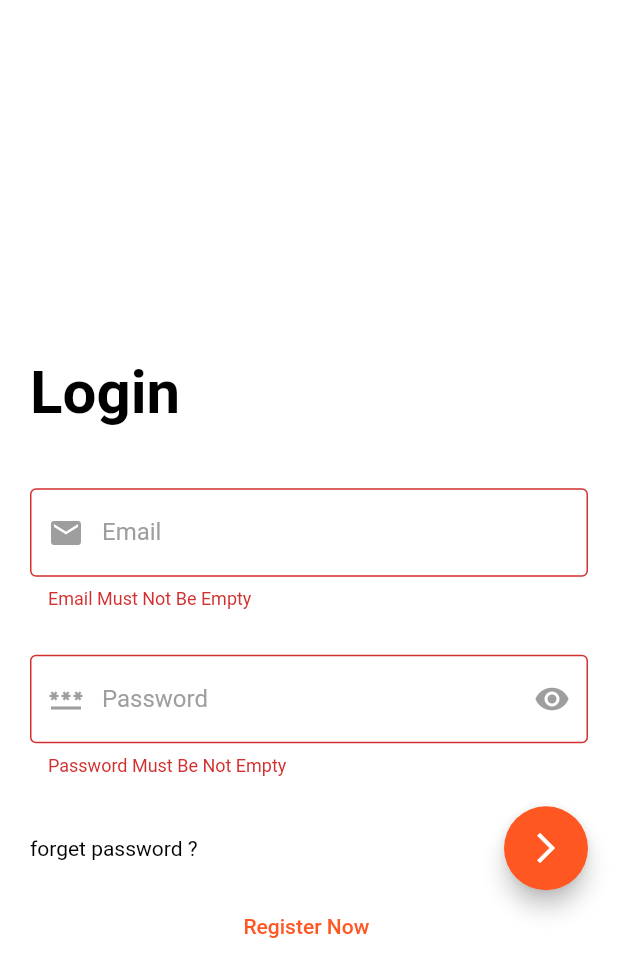
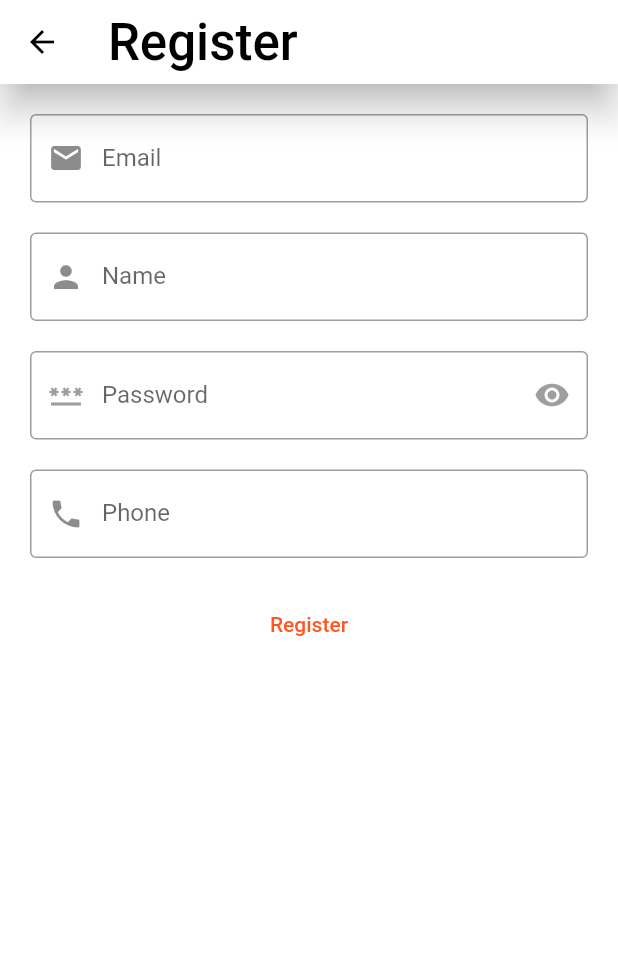
Before and after one commit to h0996g/shop, a Flutter app: the LoginScreen screen opened directly, after a tap on the "arrow forward ios" icon, after a tap on "Register Now", on a phone screen of 412 x 824 dp. Shown: the top 977 px of the screen. Run offline on Flutter 3.47's test engine with Material 2 defaults, Android fonts, the phone set to English and light mode, and no system bars; our stand-ins replace bloc, carousel_slider, conditional_builder_null_safety, dio, flutter_bloc, flutter_hex_color and 3 more; network calls fail.

Commit message:
riglte_wkmltREGISTER_b9at_ELSE_REGISTER

```diff
--- /dev/null
+++ b/lib/Register/cubit_register/register_cubit.dart
@@ -0,0 +1,54 @@
+import 'package:agence/shared/components/constante.dart';
+import 'package:flutter/material.dart';
+import 'package:flutter_bloc/flutter_bloc.dart';
+
+import '../../diohelper/dio_helper.dart';
+import '../../modeles/Loginmodeles.dart';
+
+part 'register_state.dart';
+
+class RegisterCubit extends Cubit<RegisterState> {
+  RegisterCubit() : super(RegisterInitial());
+  static RegisterCubit get(context) => BlocProvider.of(context);
+
+  Icon iconhidden = Icon(Icons.visibility);
+  LoginModel? registerinfomodel;
+
+  void register({
+    required String pass,
+    required String email,
+    required String name,
+    required String phone,
+  }) {
+    emit(ConditionalLodinState());
+    DioHelper.postData(url: REGISTER, data: {
+      'name': name,
+      'phone': phone,
+      'email': email,
+      'password': pass,
+    }).then((value) {
+      print('ook');
+      // print(value.data);
+      registerinfomodel = LoginModel.fromjson(value.data);
+      print(registerinfomodel!.status);
+      print(registerinfomodel!.data!.token);
+      print(registerinfomodel!.data!.email);
+      emit(GoodRegisterState(registerinfomodel!));
+    }).catchError((error) {
+      print(error.toString());
+      emit(BadRegisterState(error));
+    });
+  }
+
+  bool ishidden = true;
+  void showpass() {
+    if (ishidden) {
+      iconhidden = Icon(Icons.visibility_off);
+      ishidden = !ishidden;
+    } else {
+      iconhidden = Icon(Icons.visibility);
+      ishidden = !ishidden;
+    }
+    emit(HiddenRegisterPasswordState());
+  }
+}
--- /dev/null
+++ b/lib/Register/cubit_register/register_state.dart
@@ -0,0 +1,22 @@
+part of 'register_cubit.dart';
+
+@immutable
+abstract class RegisterState {}
+
+class RegisterInitial extends RegisterState {}
+
+class ConditionalLodinState extends RegisterState {}
+
+class HiddenRegisterPasswordState extends RegisterState {}
+
+class GoodRegisterState extends RegisterState {
+  final LoginModel mod;
+
+  GoodRegisterState(this.mod);
+}
+
+class BadRegisterState extends RegisterState {
+  final error;
+
+  BadRegisterState(this.error);
+}
--- /dev/null
+++ b/lib/Register/register.dart
@@ -0,0 +1,162 @@
+import 'package:agence/Register/cubit_register/register_cubit.dart';
+import 'package:agence/shared/components/components.dart';
+import 'package:flutter/material.dart';
+import 'package:flutter_bloc/flutter_bloc.dart';
+import 'package:fluttertoast/fluttertoast.dart';
+
+import '../home/cubitHome/cupit_home.dart';
+import '../home/home.dart';
+import '../login/other/cachhelper.dart';
+import '../shared/components/constante.dart';
+
+class Register extends StatelessWidget {
+  Register({Key? key}) : super(key: key);
+  var emailController = TextEditingController();
+  var nameController = TextEditingController();
+  var passwordController = TextEditingController();
+  var phoneController = TextEditingController();
+  var formKeyy = GlobalKey<FormState>();
+
+  @override
+  Widget build(BuildContext context) {
+    return BlocProvider(
+      create: (BuildContext context) {
+        return RegisterCubit();
+      },
+      child: BlocConsumer<RegisterCubit, RegisterState>(
+        builder: (BuildContext context, state) {
+          return Scaffold(
+            appBar: AppBar(
+                title: Text(
+              'Register',
+              style: Theme.of(context).textTheme.headline4,
+            )),
+            body: Padding(
+              padding: const EdgeInsets.all(20),
+              child: Form(
+                key: formKeyy,
+                child: Column(children: [
+                  defaultForm(
+                      controller: emailController,
+                      type: TextInputType.emailAddress,
+                      valid: (String value) {
+                        if (value.isEmpty) {
+                          return 'Email Must Not Be Empty';
+                        }
+                      },
+                      lable: const Text('Email'),
+                      textInputAction: TextInputAction.next,
+                      prefixIcon: const Icon(Icons.email)),
+                  const SizedBox(
+                    height: 20,
+                  ),
+                  defaultForm(
+                      controller: nameController,
+                      type: TextInputType.text,
+                      valid: (String value) {
+                        if (value.isEmpty) {
+                          return 'Name Must Not Be Empty';
+                        }
+                      },
+                      lable: const Text('Name'),
+                      textInputAction: TextInputAction.next,
+                      prefixIcon: const Icon(Icons.person)),
+                  const SizedBox(
+                    height: 20,
+                  ),
+                  defaultForm(
+                    controller: passwordController,
+                    type: TextInputType.visiblePassword,
+                    obscureText: RegisterCubit.get(context).ishidden,
+                    valid: (value) {
+                      if (value.isEmpty) {
+                        return 'Password Must Be Not Empty';
+                      }
+                    },
+                    lable: const Text('Password'),
+                    textInputAction: TextInputAction.next,
+                    prefixIcon: Icon(Icons.password,
+                        color: CupitHome.get(context).dartSwitch
+                            ? Colors.white
+                            : Colors.grey),
+                    sufixIcon: IconButton(
+                      onPressed: () {
+                        RegisterCubit.get(context).showpass();
+                      },
+                      icon: RegisterCubit.get(context).iconhidden,
+                      color: CupitHome.get(context).dartSwitch
+                          ? Colors.white
+                          : Colors.grey,
+                    ),
+                  ),
+                  const SizedBox(
+                    height: 20,
+                  ),
+                  defaultForm(
+                      controller: phoneController,
+                      type: TextInputType.phone,
+                      valid: (String value) {
+                        if (value.isEmpty) {
+                          return 'Email Must Not Be Empty';
+                        }
+                      },
+                      lable: const Text('Phone'),
+                      textInputAction: TextInputAction.done,
+                      prefixIcon: const Icon(Icons.phone)),
+                  const SizedBox(
+                    height: 20,
+                  ),
+                  TextButton(
+                      onPressed: () {
+                        if (formKeyy.currentState!.validate()) {
+                          RegisterCubit.get(context).register(
+                              pass: passwordController.text,
+                              email: emailController.text,
+                              name: nameController.text,
+                              phone: phoneController.text);
+                        }
+                      },
+                      child: const Text('Register'))
+                ]),
+              ),
+            ),
+          );
+        },
+        listener: (BuildContext context, Object? state) {
+          if (state is GoodRegisterState) {
+            if (state.mod.status == true) {
+              Fluttertoast.showToast(
+                  msg: state.mod.message!,
+                  toastLength: Toast.LENGTH_SHORT,
+                  gravity: ToastGravity.BOTTOM,
+                  timeInSecForIosWeb: 1,
+                  backgroundColor: Colors.green,
+                  textColor: Colors.white,
+                  fontSize: 16.0);
+              CachHelper.putcache(key: 'token', value: state.mod.data?.token)
+                  .then((value) {
+                TOKEN = state.mod.data!.token!;
+                CupitHome.get(context).getHomeData();
+                CupitHome.get(context).getFAvorite();
+                CupitHome.get(context).userDetail();
+                Navigator.pushAndRemoveUntil(
+                    context,
+                    MaterialPageRoute(builder: (context) => const Home()),
+                    (route) => false).then((value) {});
+              });
+            } else {
+              Fluttertoast.showToast(
+                  msg: state.mod.message!,
+                  toastLength: Toast.LENGTH_SHORT,
+                  gravity: ToastGravity.BOTTOM,
+                  timeInSecForIosWeb: 1,
+                  backgroundColor: Colors.red,
+                  textColor: Colors.white,
+                  fontSize: 16.0);
+            }
+          }
+        },
+      ),
+    );
+  }
+}
--- a/lib/diohelper/dio_helper.dart
+++ b/lib/diohelper/dio_helper.dart
@@ -28,7 +28,7 @@ class DioHelper {
       {required url,
       Map<String, dynamic>? query,
       required Map<String, dynamic> data,
-      String Lang = 'en',
+      String Lang = 'ar',
       String? token}) async {
     dio.options.headers = {
       'lang': 'en',
--- a/lib/home/cubitHome/homeStates.dart
+++ b/lib/home/cubitHome/homeStates.dart
@@ -33,3 +33,9 @@ class GoodGetFavoriteState extends ShopeHomeStates {}
 class BadGetFavoriteState extends ShopeHomeStates {}
 
 class LodinGetFevorite extends ShopeHomeStates {}
+
+class GoodGetUserDataState extends ShopeHomeStates {}
+
+class BadGetUserDataState extends ShopeHomeStates {}
+
+class LodinGetUserDataState extends ShopeHomeStates {}
--- a/lib/login/cupitlogin/cupitl.dart
+++ b/lib/login/cupitlogin/cupitl.dart
@@ -9,18 +9,18 @@ class LoginCubit extends Cubit<LoginStates> {
   LoginCubit() : super(InitialState());
   static LoginCubit get(context) => BlocProvider.of(context);
   Icon iconhidden = Icon(Icons.visibility);
-  late LoginModel json;
+  LoginModel? loginonfomodel;
 
   void login({required String pass, required String email}) {
     emit(ConditionalLodinState());
     DioHelper.postData(url: LOGIN, data: {'email': email, 'password': pass})
         .then((value) {
       // print(value.data);
-      json = LoginModel.fromjson(value.data);
-      print(json.status);
-      print(json.data?.token);
-      print(json.data?.email);
-      emit(GoodLoginState(json));
+      loginonfomodel = LoginModel.fromjson(value.data);
+      print(loginonfomodel!.status);
+      print(loginonfomodel!.data!.token);
+      print(loginonfomodel!.data!.email);
+      emit(GoodLoginState(loginonfomodel!));
     }).catchError((error) {
       print(error.toString());
       emit(BadLoginState(error));
--- a/lib/login/login.dart
+++ b/lib/login/login.dart
@@ -2,11 +2,13 @@ import 'package:agence/home/cubitHome/cupit_home.dart';
 import 'package:agence/login/cupitlogin/cupitl.dart';
 import 'package:agence/login/cupitlogin/statesh.dart';
 import 'package:agence/login/other/cachhelper.dart';
+import 'package:agence/shared/components/constante.dart';
 import 'package:conditional_builder_null_safety/conditional_builder_null_safety.dart';
 import 'package:flutter/material.dart';
 import 'package:flutter_bloc/flutter_bloc.dart';
 import 'package:fluttertoast/fluttertoast.dart';
 
+import '../Register/register.dart';
 import '../home/home.dart';
 import '../shared/components/components.dart';
 
@@ -103,7 +105,8 @@ class LoginScreen extends StatelessWidget {
                           color: CupitHome.get(context).dartSwitch
                               ? Colors.white
                               : Colors.grey,
-                          )),
+                        ),
+                      ),
                       const SizedBox(
                         height: 20,
                       ),
@@ -136,7 +139,12 @@ class LoginScreen extends StatelessWidget {
                       Center(
                         child: TextButton(
                           child: const Text('Register Now '),
-                          onPressed: () {},
+                          onPressed: () {
+                            Navigator.push(
+                                context,
+                                MaterialPageRoute(
+                                    builder: (context) => Register()));
+                          },
                         ),
                       ),
                     ],
@@ -149,9 +157,9 @@ class LoginScreen extends StatelessWidget {
       },
       listener: (BuildContext context, Object? state) {
         if (state is GoodLoginState) {
-          if (state.mod.status) {
+          if (state.mod.status!) {
             Fluttertoast.showToast(
-                msg: state.mod.message,
+                msg: state.mod.message!,
                 toastLength: Toast.LENGTH_SHORT,
                 gravity: ToastGravity.BOTTOM,
                 timeInSecForIosWeb: 1,
@@ -160,6 +168,13 @@ class LoginScreen extends StatelessWidget {
                 fontSize: 16.0);
             CachHelper.putcache(key: 'token', value: state.mod.data?.token)
                 .then((value) {
+              TOKEN = state.mod.data!.token!;
+
+              CupitHome.get(context).getHomeData();
+              CupitHome.get(context).getFAvorite();
+              CupitHome.get(context).userDetail();
+              // CupitHome.get(context).profilemodel =
+              //     LoginCubit.get(context).loginonfomodel;
               Navigator.pushAndRemoveUntil(
                   context,
                   MaterialPageRoute(builder: (context) => const Home()),
@@ -167,7 +182,7 @@ class LoginScreen extends StatelessWidget {
             });
           } else {
             Fluttertoast.showToast(
-                msg: state.mod.message,
+                msg: state.mod.message!,
                 toastLength: Toast.LENGTH_SHORT,
                 gravity: ToastGravity.BOTTOM,
                 timeInSecForIosWeb: 1,
--- a/lib/main.dart
+++ b/lib/main.dart
@@ -60,7 +60,8 @@ class MyApp extends StatelessWidget {
               ..getHomeData()
               ..getCategories()
               ..changeSwitch(darkswitchmain: darkswitchmain)
-              ..getFAvorite()),
+              ..getFAvorite()
+              ..userDetail()),
         BlocProvider(create: (context) => CupitMain()),
         BlocProvider(create: (context) => LoginCubit()),
       ],
--- a/lib/modeles/Loginmodeles.dart
+++ b/lib/modeles/Loginmodeles.dart
@@ -1,7 +1,7 @@
 class LoginModel {
-  late bool status;
-  late String message;
-  late UserData? data;
+  bool? status;
+  String? message;
+  UserData? data;
   LoginModel.fromjson(Map<String, dynamic> json) {
     status = json['status'];
     message = json['message'];
@@ -10,14 +10,14 @@ class LoginModel {
 }
 
 class UserData {
-  late int id;
-  late String name;
-  late String email;
-  late String phone;
-  late String image;
-  late int points;
-  late int credit;
-  late String token;
+  int? id;
+  String? name;
+  String? email;
+  String? phone;
+  String? image;
+  int? points;
+  int? credit;
+  String? token;
   UserData.fromjson(Map<String, dynamic> json) {
     id = json['id'];
     name = json['name'];
--- a/lib/shared/components/constante.dart
+++ b/lib/shared/components/constante.dart
@@ -1,5 +1,7 @@
 const LOGIN = 'login';
+const REGISTER = 'register';
 const HOME = 'home';
 const CATEGORIES = 'categories';
 const FAVORITES = 'favorites';
+const PROFILE = 'profile';
 var TOKEN = '';
```
Also changed, not shown: lib/home/cubitHome/cupit_home.dart (+13 -0 lines), lib/home/profile.dart (added, +67 -0 lines), lib/home/setting.dart (+13 -3 lines). Lines whose indentation alone changed are shown as unchanged.
